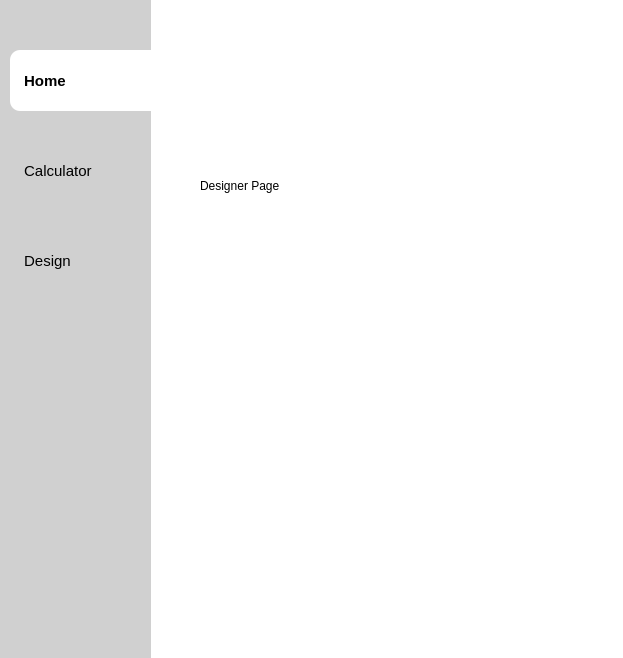
Before: the Qt Designer form appGUI.ui in JuanCamiloGS/VivoStreamGUI, drawn with Qt 5.
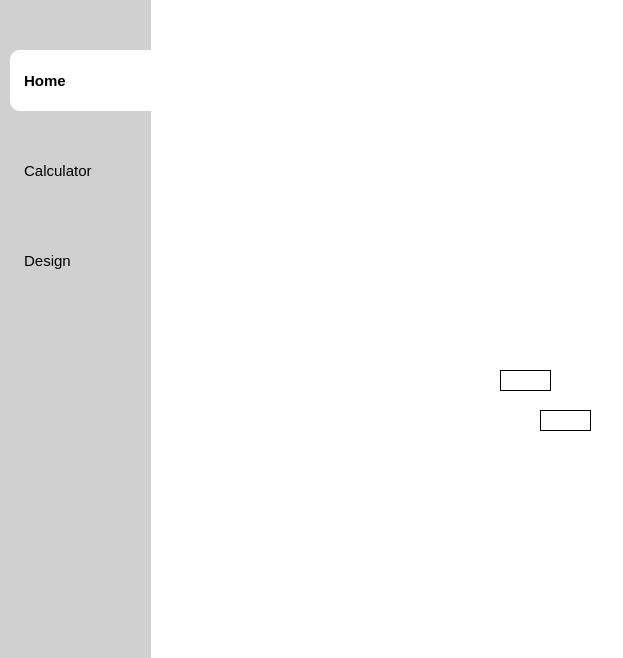
After: the same form once the commit is applied. The open tabs and pages were chosen to show the change. Icons and pictures are not drawn.

Commit message: Model view into design page

What changed in the file:
```diff
--- a/appGUI.ui
+++ b/appGUI.ui
@@ -629,14 +629,23 @@
      <widget class="QLabel" name="label_18">
       <property name="geometry">
        <rect>
-        <x>30</x>
-        <y>160</y>
-        <width>161</width>
-        <height>31</height>
+        <x>0</x>
+        <y>330</y>
+        <width>431</width>
+        <height>301</height>
        </rect>
       </property>
       <property name="text">
-       <string>Designer Page</string>
+       <string/>
+      </property>
+      <property name="textFormat">
+       <enum>Qt::PlainText</enum>
+      </property>
+      <property name="pixmap">
+       <pixmap>resources/Model.png</pixmap>
+      </property>
+      <property name="scaledContents">
+       <bool>true</bool>
       </property>
      </widget>
      <widget class="QLabel" name="label_19">
@@ -658,6 +667,38 @@
        <bool>true</bool>
       </property>
      </widget>
+     <widget class="QLabel" name="T2Output">
+      <property name="geometry">
+       <rect>
+        <x>370</x>
+        <y>400</y>
+        <width>51</width>
+        <height>21</height>
+       </rect>
+      </property>
+      <property name="frameShape">
+       <enum>QFrame::Box</enum>
+      </property>
+      <property name="text">
+       <string/>
+      </property>
+     </widget>
+     <widget class="QLabel" name="T1Output">
+      <property name="geometry">
+       <rect>
+        <x>330</x>
+        <y>360</y>
+        <width>51</width>
+        <height>21</height>
+       </rect>
+      </property>
+      <property name="frameShape">
+       <enum>QFrame::Box</enum>
+      </property>
+      <property name="text">
+       <string/>
+      </property>
+     </widget>
     </widget>
    </widget>
   </widget>
```
The commit also changes 2 other files.
